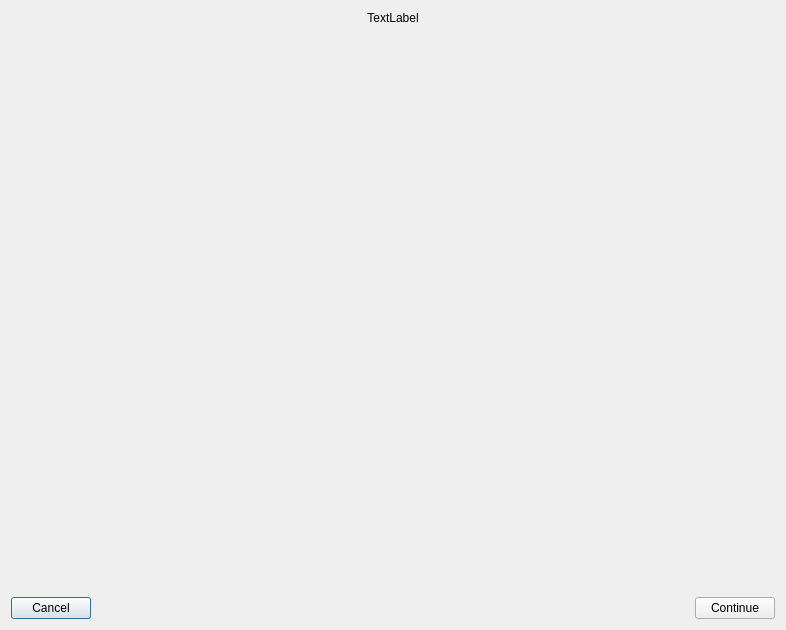
Above: src/gui/campaign_game_over_dialog.ui from dwarfovich/Bomberman before the change. Below: the same form after it.
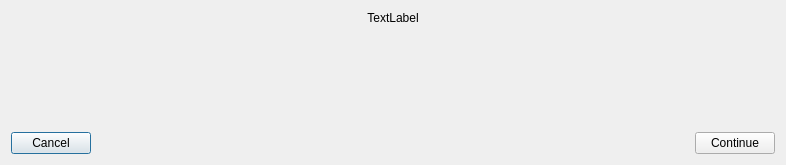
That is the form after the change.

```diff
--- a/src/gui/campaign_game_over_dialog.ui
+++ b/src/gui/campaign_game_over_dialog.ui
@@ -7,7 +7,7 @@
     <x>0</x>
     <y>0</y>
     <width>786</width>
-    <height>630</height>
+    <height>165</height>
    </rect>
   </property>
   <property name="windowTitle">
```
